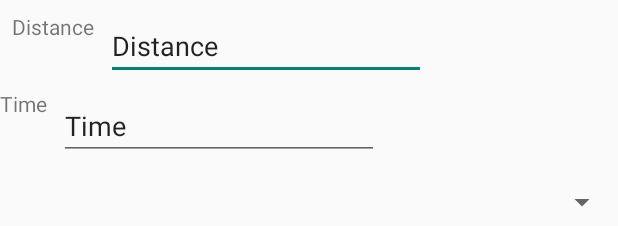
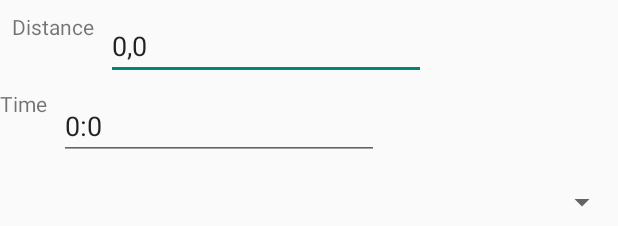
Before and after one commit to tkettu/rokego_android, an Android app: the layout activity_save_data.xml on its own in the app's theme, with its tools: preview values and no code run, on a phone screen of 412 x 824 dp. Shown: the top 226 px of the screen. Run offline under Robolectric (Android 15) with nearby library versions, the phone set to English and light mode, and no system bars.

```diff
--- a/app/src/main/java/com/teroki/rokego_android/MainActivity.java
+++ b/app/src/main/java/com/teroki/rokego_android/MainActivity.java
@@ -367,9 +367,10 @@ public class MainActivity extends AppCompatActivity{
     public void onBackPressed() {
         // If track started, it should continue at background; otherwise close app with back pressed
         // on main page
-        resetGps();
+
         //stopForeground();
         if (!gps.trackingStarted){
+            resetGps();
             finish();
         }
         minimizeApp();
--- a/app/src/main/res/layout/activity_main.xml
+++ b/app/src/main/res/layout/activity_main.xml
@@ -51,6 +51,7 @@
             android:layout_height="wrap_content"
             android:text="@string/label_distance"/>
 
+
         <TextView
             android:id="@+id/distance"
             android:layout_width="wrap_content"
@@ -97,7 +98,7 @@
 
     <Button
         android:id="@+id/button_stop"
-        android:layout_width="match_parent"
+        android:layout_width="0dp"
         android:layout_height="wrap_content"
         android:text="@string/btn_stop"
         app:layout_constraintTop_toBottomOf="@+id/button_start"
--- a/app/src/main/res/layout/activity_save_data.xml
+++ b/app/src/main/res/layout/activity_save_data.xml
@@ -22,8 +22,9 @@
         android:layout_width="wrap_content"
         android:layout_height="wrap_content"
         android:ems="10"
-        android:inputType="textPersonName"
-        android:text="@string/label_distance"
+        android:inputType="numberDecimal"
+
+        android:text= "0,0"
         app:layout_constraintTop_toTopOf="parent"
         android:layout_marginTop="8dp"
         app:layout_constraintLeft_toRightOf="@+id/distance_send"
@@ -46,8 +47,8 @@
         android:layout_marginLeft="8dp"
         android:layout_marginStart="8dp"
         android:ems="10"
-        android:inputType="textPersonName"
-        android:text="@string/label_time"
+        android:inputType="datetime"
+        android:text="0:0"
         app:layout_constraintLeft_toRightOf="@+id/time_send"
         android:layout_marginTop="8dp"
         app:layout_constraintTop_toBottomOf="@+id/distance_edit" />
--- a/app/src/main/res/values/strings.xml
+++ b/app/src/main/res/values/strings.xml
@@ -13,6 +13,8 @@
     <!-- Labels-->
     <string name="label_time">Time</string>
     <string name="label_distance">Distance</string>
+
+
 
     <!-- Toolbar-->
     <string name="toolbar_sign_out">Sign out</string>
```
Also changed, not shown: app/src/main/java/com/teroki/rokego_android/GpsTracker.java (+19 -16 lines), app/src/main/java/com/teroki/rokego_android/SaveData.java (+22 -3 lines).
